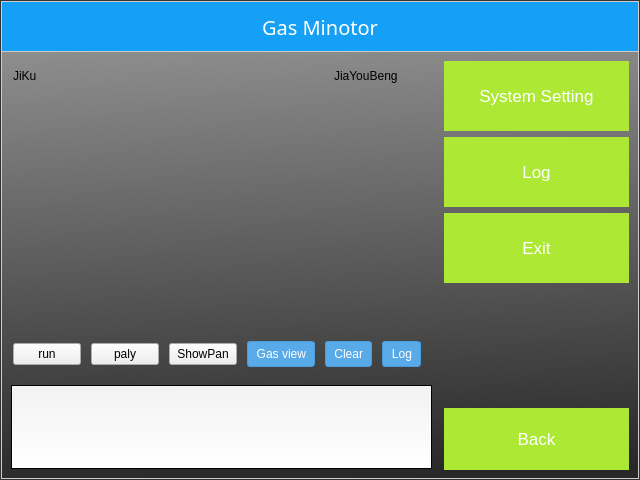
First picture: the form in form/mainform.ui, repository kyyblabla/gas_check, before the edit.
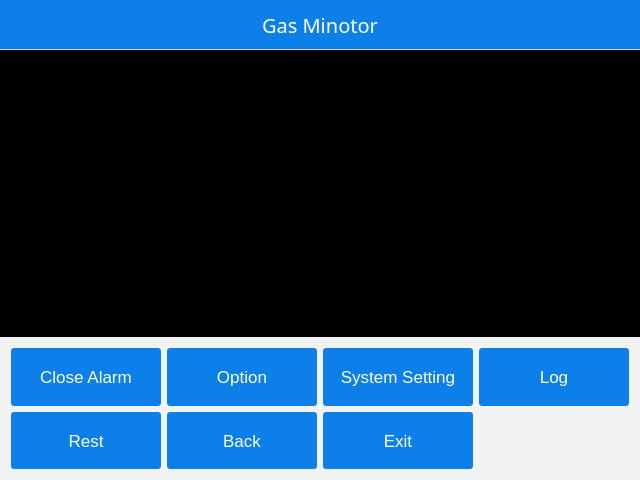
Second picture: the form after the edit. The open tabs and pages were chosen to show the change.

What changed in the file:
```diff
--- a/form/mainform.ui
+++ b/form/mainform.ui
@@ -21,32 +21,27 @@
   </property>
   <property name="styleSheet">
    <string notr="true">QWidget#MainForm{
-    background-color:#333;
 	 
+	background-color: rgb(0,0,0) ;
 }
+
 *{
 	font: 9pt &quot;微软雅黑&quot;;
 }
 </string>
   </property>
-  <layout class="QVBoxLayout" name="verticalLayout_9">
+  <layout class="QHBoxLayout" name="horizontalLayout_8">
    <property name="spacing">
     <number>0</number>
    </property>
    <property name="margin">
-    <number>1</number>
+    <number>0</number>
    </property>
    <item>
     <widget class="QWidget" name="widget_12" native="true">
      <property name="styleSheet">
       <string notr="true">QWidget#widget_12{
-    background-color:#646464;
-	
-	background-color: qlineargradient(spread:pad, x1:0.517, y1:0, x2:0.54, y2:1, stop:0 rgba(40, 40, 40, 255), stop:1 rgba(82, 82, 82, 255));
-	background-color: qlineargradient(spread:pad, x1:0.545, y1:1, x2:0.484, y2:0, stop:0 rgba(40, 40, 40, 255), stop:1 rgba(150, 150, 150, 255));
-	border-width:1px;
-    border-color:#ccc;
-    border-style:solid;
+     
 
 }</string>
      </property>
@@ -55,7 +50,7 @@
        <number>0</number>
       </property>
       <property name="margin">
-       <number>1</number>
+       <number>0</number>
       </property>
       <item>
        <widget class="QWidget" name="widget_7" native="true">
@@ -73,7 +68,7 @@
         </property>
         <property name="styleSheet">
          <string notr="true">QWidget#widget_7{
-  background-color:#15A0F5;
+  background-color:#0C80E8;
   border-bottom:1px solid #ccc;
   
 }
@@ -128,37 +123,28 @@
        </widget>
       </item>
       <item>
-       <layout class="QHBoxLayout" name="horizontalLayout_3">
-        <property name="topMargin">
-         <number>0</number>
+       <widget class="QStackedWidget" name="stackedWidget">
+        <property name="sizePolicy">
+         <sizepolicy hsizetype="Preferred" vsizetype="Preferred">
+          <horstretch>0</horstretch>
+          <verstretch>0</verstretch>
+         </sizepolicy>
         </property>
-        <property name="rightMargin">
+        <property name="currentIndex">
          <number>0</number>
         </property>
-        <property name="bottomMargin">
-         <number>0</number>
-        </property>
-        <item>
-         <layout class="QVBoxLayout" name="verticalLayout_3" stretch="2,1">
-          <property name="spacing">
+        <widget class="QWidget" name="main_view">
+         <layout class="QHBoxLayout" name="horizontalLayout_9">
+          <property name="margin">
            <number>0</number>
           </property>
-          <property name="leftMargin">
-           <number>0</number>
-          </property>
-          <property name="topMargin">
-           <number>0</number>
-          </property>
-          <property name="rightMargin">
-           <number>0</number>
-          </property>
-          <property name="bottomMargin">
-           <number>9</number>
-          </property>
           <item>
-           <widget class="QWidget" name="widget" native="true">
-            <property name="styleSheet">
-             <string notr="true">QWidget#widget QLabel{
+           <widget class="QWidget" name="widget_con" native="true">
+            <layout class="QVBoxLayout" name="verticalLayout_2">
+             <item>
+              <widget class="QWidget" name="widget" native="true">
+               <property name="styleSheet">
+                <string notr="true">QWidget#widget QLabel{
     color:#FFF;
 }
 
@@ -180,77 +166,344 @@
  
 
 </string>
-            </property>
-            <layout class="QHBoxLayout" name="horizontalLayout_5" stretch="3,1">
-             <property name="spacing">
-              <number>0</number>
-             </property>
-             <property name="margin">
-              <number>0</number>
-             </property>
-             <item>
-              <widget class="QWidget" name="widget_8" native="true">
-               <property name="styleSheet">
-                <string notr="true"/>
                </property>
-               <layout class="QVBoxLayout" name="verticalLayout_4" stretch="1,9">
-                <item>
-                 <widget class="QLabel" name="label_12">
-                  <property name="text">
-                   <string>JiKu</string>
-                  </property>
-                  <property name="alignment">
-                   <set>Qt::AlignLeading|Qt::AlignLeft|Qt::AlignVCenter</set>
-                  </property>
-                 </widget>
-                </item>
-                <item>
-                 <widget class="QWidget" name="widget_5" native="true">
-                  <layout class="QHBoxLayout" name="horizontalLayout">
-                   <property name="spacing">
-                    <number>3</number>
-                   </property>
-                   <property name="margin">
-                    <number>0</number>
-                   </property>
-                  </layout>
-                 </widget>
-                </item>
-               </layout>
-              </widget>
-             </item>
-             <item>
-              <widget class="QWidget" name="widget_9" native="true">
-               <layout class="QVBoxLayout" name="verticalLayout_5" stretch="1,9">
-                <property name="leftMargin">
-                 <number>9</number>
+               <layout class="QHBoxLayout" name="horizontalLayout_5" stretch="3,1">
+                <property name="spacing">
+                 <number>0</number>
                 </property>
-                <property name="rightMargin">
-                 <number>9</number>
+                <property name="margin">
+                 <number>0</number>
                 </property>
                 <item>
-                 <widget class="QLabel" name="label_13">
-                  <property name="text">
-                   <string>JiaYouBeng</string>
-                  </property>
-                 </widget>
-                </item>
-                <item>
-                 <widget class="QWidget" name="widget_6" native="true">
+                 <widget class="QWidget" name="widget_8" native="true">
                   <property name="styleSheet">
                    <string notr="true"/>
                   </property>
-                  <layout class="QHBoxLayout" name="horizontalLayout_2">
-                   <property name="spacing">
-                    <number>0</number>
-                   </property>
-                   <property name="margin">
-                    <number>0</number>
-                   </property>
+                  <layout class="QVBoxLayout" name="verticalLayout_4" stretch="1,9">
+                   <item>
+                    <widget class="QLabel" name="label_12">
+                     <property name="text">
+                      <string>JiKu</string>
+                     </property>
+                     <property name="alignment">
+                      <set>Qt::AlignLeading|Qt::AlignLeft|Qt::AlignVCenter</set>
+                     </property>
+                    </widget>
+                   </item>
+                   <item>
+                    <widget class="QWidget" name="widget_5" native="true">
+                     <layout class="QHBoxLayout" name="horizontalLayout">
+                      <property name="spacing">
+                       <number>3</number>
+                      </property>
+                      <property name="margin">
+                       <number>0</number>
+                      </property>
+                     </layout>
+                    </widget>
+                   </item>
+                  </layout>
+                 </widget>
+                </item>
+                <item>
+                 <widget class="QWidget" name="widget_9" native="true">
+                  <layout class="QVBoxLayout" name="verticalLayout_5" stretch="1,9">
+                   <item>
+                    <widget class="QLabel" name="label_13">
+                     <property name="text">
+                      <string>JiaYouBeng</string>
+                     </property>
+                    </widget>
+                   </item>
+                   <item>
+                    <widget class="QWidget" name="widget_6" native="true">
+                     <property name="styleSheet">
+                      <string notr="true"/>
+                     </property>
+                     <layout class="QHBoxLayout" name="horizontalLayout_2">
+                      <property name="spacing">
+                       <number>0</number>
+                      </property>
+                      <property name="margin">
+                       <number>0</number>
+                      </property>
+                     </layout>
+                    </widget>
+                   </item>
                   </layout>
                  </widget>
                 </item>
                </layout>
+              </widget>
+             </item>
+             <item>
+              <spacer name="verticalSpacer_2">
+               <property name="orientation">
+                <enum>Qt::Vertical</enum>
+               </property>
+               <property name="sizeHint" stdset="0">
+                <size>
+                 <width>20</width>
+                 <height>191</height>
+                </size>
+               </property>
+              </spacer>
+             </item>
+            </layout>
+           </widget>
+          </item>
+         </layout>
+        </widget>
+        <widget class="QWidget" name="float_menu">
+         <property name="styleSheet">
+          <string notr="true">QWidget#widget_4{
+	
+	background-color: #F1F3F3;
+
+}</string>
+         </property>
+         <layout class="QVBoxLayout" name="verticalLayout_8" stretch="2,1">
+          <property name="margin">
+           <number>0</number>
+          </property>
+          <item>
+           <spacer name="verticalSpacer">
+            <property name="orientation">
+             <enum>Qt::Vertical</enum>
+            </property>
+            <property name="sizeHint" stdset="0">
+             <size>
+              <width>20</width>
+              <height>252</height>
+             </size>
+            </property>
+           </spacer>
+          </item>
+          <item>
+           <widget class="QWidget" name="widget_4" native="true">
+            <property name="styleSheet">
+             <string notr="true">QLabel{
+	color:#fff;
+	background-color:#0C80E8;
+	font-size:13pt;
+	border-radius:3px;
+}</string>
+            </property>
+            <layout class="QGridLayout" name="gridLayout_2">
+             <property name="horizontalSpacing">
+              <number>6</number>
+             </property>
+             <item row="0" column="0">
+              <widget class="QLabel" name="label_9">
+               <property name="enabled">
+                <bool>false</bool>
+               </property>
+               <property name="styleSheet">
+                <string notr="true"/>
+               </property>
+               <property name="text">
+                <string>Close Alarm</string>
+               </property>
+               <property name="textFormat">
+                <enum>Qt::AutoText</enum>
+               </property>
+               <property name="alignment">
+                <set>Qt::AlignCenter</set>
+               </property>
+               <property name="margin">
+                <number>5</number>
+               </property>
+              </widget>
+             </item>
+             <item row="0" column="1">
+              <widget class="QLabel" name="label_19">
+               <property name="enabled">
+                <bool>true</bool>
+               </property>
+               <property name="styleSheet">
+                <string notr="true"/>
+               </property>
+               <property name="text">
+                <string>Option</string>
+               </property>
+               <property name="alignment">
+                <set>Qt::AlignCenter</set>
+               </property>
+              </widget>
+             </item>
+             <item row="0" column="2">
+              <widget class="QLabel" name="label_16">
+               <property name="enabled">
+                <bool>false</bool>
+               </property>
+               <property name="styleSheet">
+                <string notr="true"/>
+               </property>
+               <property name="text">
+                <string>System Setting</string>
+               </property>
+               <property name="textFormat">
+                <enum>Qt::AutoText</enum>
+               </property>
+               <property name="alignment">
+                <set>Qt::AlignCenter</set>
+               </property>
+               <property name="margin">
+                <number>5</number>
+               </property>
+              </widget>
+             </item>
+             <item row="0" column="3">
+              <widget class="QLabel" name="label_17">
+               <property name="enabled">
+                <bool>false</bool>
+               </property>
+               <property name="minimumSize">
+                <size>
+                 <width>0</width>
+                 <height>0</height>
+                </size>
+               </property>
+               <property name="styleSheet">
+                <string notr="true"/>
+               </property>
+               <property name="text">
+                <string>Log</string>
+               </property>
+               <property name="textFormat">
+                <enum>Qt::AutoText</enum>
+               </property>
+               <property name="alignment">
+                <set>Qt::AlignCenter</set>
+               </property>
+               <property name="margin">
+                <number>5</number>
+               </property>
+              </widget>
+             </item>
+             <item row="1" column="0">
+              <widget class="QLabel" name="label_10">
+               <property name="enabled">
+                <bool>true</bool>
+               </property>
+               <property name="minimumSize">
+                <size>
+                 <width>0</width>
+                 <height>0</height>
+                </size>
+               </property>
+               <property name="styleSheet">
+                <string notr="true"/>
+               </property>
+               <property name="text">
+                <string>Rest</string>
+               </property>
+               <property name="alignment">
+                <set>Qt::AlignCenter</set>
+               </property>
+              </widget>
+             </item>
+             <item row="1" column="1">
+              <widget class="QLabel" name="label_20">
+               <property name="enabled">
+                <bool>false</bool>
+               </property>
+               <property name="styleSheet">
+                <string notr="true"/>
+               </property>
+               <property name="text">
+                <string>Back</string>
+               </property>
+               <property name="textFormat">
+                <enum>Qt::AutoText</enum>
+               </property>
+               <property name="alignment">
+                <set>Qt::AlignCenter</set>
+               </property>
+               <property name="margin">
+                <number>5</number>
+               </property>
+              </widget>
+             </item>
+             <item row="1" column="2">
+              <widget class="QLabel" name="label_18">
+               <property name="enabled">
+                <bool>false</bool>
+               </property>
+               <property name="minimumSize">
+                <size>
+                 <width>0</width>
+                 <height>0</height>
+                </size>
+               </property>
+               <property name="styleSheet">
+                <string notr="true"/>
+               </property>
+               <property name="text">
+                <string>Exit</string>
+               </property>
+               <property name="textFormat">
+                <enum>Qt::AutoText</enum>
+               </property>
+               <property name="alignment">
+                <set>Qt::AlignCenter</set>
+               </property>
+               <property name="margin">
+                <number>5</number>
+               </property>
+              </widget>
+             </item>
+            </layout>
+           </widget>
+          </item>
+         </layout>
+        </widget>
+        <widget class="QWidget" name="page">
+         <layout class="QVBoxLayout" name="verticalLayout">
+          <property name="margin">
+           <number>0</number>
+          </property>
+          <item>
+           <widget class="QWidget" name="widget_11" native="true">
+            <layout class="QHBoxLayout" name="horizontalLayout_3">
+             <item>
+              <widget class="QTextEdit" name="textEdit">
+               <property name="sizePolicy">
+                <sizepolicy hsizetype="Preferred" vsizetype="Fixed">
+                 <horstretch>0</horstretch>
+                 <verstretch>0</verstretch>
+                </sizepolicy>
+               </property>
+               <property name="minimumSize">
+                <size>
+                 <width>0</width>
+                 <height>0</height>
+                </size>
+               </property>
+               <property name="styleSheet">
+                <string notr="true">QTextEdit#textEdit{
+	background-color: qlineargradient(spread:pad, x1:0.489, y1:0, x2:0.488, y2:1, stop:0 rgba(242, 242, 242, 255), stop:1 rgba(255, 255, 255, 255));
+	padding:0px;
+}</string>
+               </property>
+               <property name="html">
+                <string>&lt;!DOCTYPE HTML PUBLIC &quot;-//W3C//DTD HTML 4.0//EN&quot; &quot;http://www.w3.org/TR/REC-html40/strict.dtd&quot;&gt;
+&lt;html&gt;&lt;head&gt;&lt;meta name=&quot;qrichtext&quot; content=&quot;1&quot; /&gt;&lt;style type=&quot;text/css&quot;&gt;
+p, li { white-space: pre-wrap; }
+&lt;/style&gt;&lt;/head&gt;&lt;body style=&quot; font-family:'微软雅黑'; font-size:9pt; font-weight:400; font-style:normal;&quot;&gt;
+&lt;p style=&quot;-qt-paragraph-type:empty; margin-top:0px; margin-bottom:0px; margin-left:0px; margin-right:0px; -qt-block-indent:0; text-indent:0px;&quot;&gt;&lt;br /&gt;&lt;/p&gt;&lt;/body&gt;&lt;/html&gt;</string>
+               </property>
+              </widget>
+             </item>
+             <item>
+              <widget class="QWidget" name="widget_2" native="true">
+               <property name="styleSheet">
+                <string notr="true">QWidget#widget_2 .QLabel:hover{
+   border-color:#ccc; 
+   border-width:1px;
+   border-style:solid;
+}</string>
+               </property>
               </widget>
              </item>
             </layout>
@@ -376,373 +629,12 @@
                </layout>
               </widget>
              </item>
-             <item>
-              <widget class="QWidget" name="widget_11" native="true">
-               <layout class="QVBoxLayout" name="verticalLayout">
-                <property name="spacing">
-                 <number>0</number>
-                </property>
-                <property name="leftMargin">
-                 <number>9</number>
-                </property>
-                <property name="topMargin">
-                 <number>0</number>
-                </property>
-                <property name="rightMargin">
-                 <number>0</number>
-                </property>
-                <property name="bottomMargin">
-                 <number>0</number>
-                </property>
-                <item>
-                 <widget class="QTextEdit" name="textEdit">
-                  <property name="sizePolicy">
-                   <sizepolicy hsizetype="Preferred" vsizetype="Fixed">
-                    <horstretch>0</horstretch>
-                    <verstretch>0</verstretch>
-                   </sizepolicy>
-                  </property>
-                  <property name="minimumSize">
-                   <size>
-                    <width>0</width>
-                    <height>0</height>
-                   </size>
-                  </property>
-                  <property name="styleSheet">
-                   <string notr="true">QTextEdit#textEdit{
-	background-color: qlineargradient(spread:pad, x1:0.489, y1:0, x2:0.488, y2:1, stop:0 rgba(242, 242, 242, 255), stop:1 rgba(255, 255, 255, 255));
-	padding:0px;
-}</string>
-                  </property>
-                  <property name="html">
-                   <string>&lt;!DOCTYPE HTML PUBLIC &quot;-//W3C//DTD HTML 4.0//EN&quot; &quot;http://www.w3.org/TR/REC-html40/strict.dtd&quot;&gt;
-&lt;html&gt;&lt;head&gt;&lt;meta name=&quot;qrichtext&quot; content=&quot;1&quot; /&gt;&lt;style type=&quot;text/css&quot;&gt;
-p, li { white-space: pre-wrap; }
-&lt;/style&gt;&lt;/head&gt;&lt;body style=&quot; font-family:'微软雅黑'; font-size:9pt; font-weight:400; font-style:normal;&quot;&gt;
-&lt;p style=&quot;-qt-paragraph-type:empty; margin-top:0px; margin-bottom:0px; margin-left:0px; margin-right:0px; -qt-block-indent:0; text-indent:0px;&quot;&gt;&lt;br /&gt;&lt;/p&gt;&lt;/body&gt;&lt;/html&gt;</string>
-                  </property>
-                 </widget>
-                </item>
-               </layout>
-              </widget>
-             </item>
             </layout>
            </widget>
           </item>
          </layout>
-        </item>
-        <item>
-         <widget class="QStackedWidget" name="stackedWidget_4">
-          <property name="sizePolicy">
-           <sizepolicy hsizetype="Fixed" vsizetype="Preferred">
-            <horstretch>0</horstretch>
-            <verstretch>0</verstretch>
-           </sizepolicy>
-          </property>
-          <property name="minimumSize">
-           <size>
-            <width>200</width>
-            <height>0</height>
-           </size>
-          </property>
-          <property name="styleSheet">
-           <string notr="true">QWidget#stackedWidget_4Page1,QWidget#page_3{
-   	background:none;
-}
-
-QLabel#label_9,QLabel#label_10,QLabel#label_16,QLabel#label_17,QLabel#label_18,QLabel#label_19,QLabel#label_20{
-     color:#fff;
-	 background-color:#ACE834;
-     font-size:13pt;
-}
-
-QLabel#label_9:hover,QLabel#label_10:hover,QLabel#label_16:hover,QLabel#label_17:hover,QLabel#label_18:hover,QLabel#label_19:hover,QLabel#label_20:hover{
-    background-color: rgb(171, 231, 0);
-}
-
-
-QLabel#label_9{  
-	  
-}
-
-QLabel#label_19,QLabel#label_20{  
-	 margin-bottom:8px;
-      
-}</string>
-          </property>
-          <property name="currentIndex">
-           <number>0</number>
-          </property>
-          <widget class="QWidget" name="stackedWidget_4Page1">
-           <layout class="QVBoxLayout" name="verticalLayout_8">
-            <property name="leftMargin">
-             <number>7</number>
-            </property>
-            <property name="topMargin">
-             <number>0</number>
-            </property>
-            <property name="rightMargin">
-             <number>9</number>
-            </property>
-            <property name="bottomMargin">
-             <number>0</number>
-            </property>
-            <item>
-             <widget class="QWidget" name="widget_2" native="true">
-              <property name="styleSheet">
-               <string notr="true">QWidget#widget_2 .QLabel:hover{
-   border-color:#ccc; 
-   border-width:1px;
-   border-style:solid;
-}</string>
-              </property>
-              <layout class="QHBoxLayout" name="horizontalLayout_7">
-               <property name="spacing">
-                <number>0</number>
-               </property>
-               <property name="margin">
-                <number>0</number>
-               </property>
-              </layout>
-             </widget>
-            </item>
-            <item>
-             <spacer name="verticalSpacer">
-              <property name="orientation">
-               <enum>Qt::Vertical</enum>
-              </property>
-              <property name="sizeHint" stdset="0">
-               <size>
-                <width>20</width>
-                <height>187</height>
-               </size>
-              </property>
-             </spacer>
-            </item>
-            <item>
-             <widget class="QLabel" name="label_9">
-              <property name="enabled">
-               <bool>false</bool>
-              </property>
-              <property name="minimumSize">
-               <size>
-                <width>0</width>
-                <height>70</height>
-               </size>
-              </property>
-              <property name="styleSheet">
-               <string notr="true"/>
-              </property>
-              <property name="text">
-               <string>Close Alarm</string>
-              </property>
-              <property name="textFormat">
-               <enum>Qt::AutoText</enum>
-              </property>
-              <property name="alignment">
-               <set>Qt::AlignCenter</set>
-              </property>
-              <property name="margin">
-               <number>5</number>
-              </property>
-             </widget>
-            </item>
-            <item>
-             <widget class="QLabel" name="label_10">
-              <property name="enabled">
-               <bool>true</bool>
-              </property>
-              <property name="minimumSize">
-               <size>
-                <width>0</width>
-                <height>70</height>
-               </size>
-              </property>
-              <property name="styleSheet">
-               <string notr="true"/>
-              </property>
-              <property name="text">
-               <string>Rest</string>
-              </property>
-              <property name="alignment">
-               <set>Qt::AlignCenter</set>
-              </property>
-             </widget>
-            </item>
-            <item>
-             <widget class="QLabel" name="label_19">
-              <property name="enabled">
-               <bool>true</bool>
-              </property>
-              <property name="minimumSize">
-               <size>
-                <width>0</width>
-                <height>70</height>
-               </size>
-              </property>
-              <property name="styleSheet">
-               <string notr="true"/>
-              </property>
-              <property name="text">
-               <string>Option</string>
-              </property>
-              <property name="alignment">
-               <set>Qt::AlignCenter</set>
-              </property>
-             </widget>
-            </item>
-           </layout>
-          </widget>
-          <widget class="QWidget" name="page_3">
-           <property name="styleSheet">
-            <string notr="true"/>
-           </property>
-           <layout class="QVBoxLayout" name="verticalLayout_11">
-            <property name="spacing">
-             <number>6</number>
-            </property>
-            <property name="leftMargin">
-             <number>6</number>
-            </property>
-            <property name="topMargin">
-             <number>9</number>
-            </property>
-            <property name="rightMargin">
-             <number>9</number>
-            </property>
-            <property name="bottomMargin">
-             <number>0</number>
-            </property>
-            <item>
-             <widget class="QLabel" name="label_16">
-              <property name="enabled">
-               <bool>false</bool>
-              </property>
-              <property name="minimumSize">
-               <size>
-                <width>0</width>
-                <height>70</height>
-               </size>
-              </property>
-              <property name="styleSheet">
-               <string notr="true"/>
-              </property>
-              <property name="text">
-               <string>System Setting</string>
-              </property>
-              <property name="textFormat">
-               <enum>Qt::AutoText</enum>
-              </property>
-              <property name="alignment">
-               <set>Qt::AlignCenter</set>
-              </property>
-              <property name="margin">
-               <number>5</number>
-              </property>
-             </widget>
-            </item>
-            <item>
-             <widget class="QLabel" name="label_17">
-              <property name="enabled">
-               <bool>false</bool>
-              </property>
-              <property name="minimumSize">
-               <size>
-                <width>0</width>
-                <height>70</height>
-               </size>
-              </property>
-              <property name="styleSheet">
-               <string notr="true"/>
-              </property>
-              <property name="text">
-               <string>Log</string>
-              </property>
-              <property name="textFormat">
-               <enum>Qt::AutoText</enum>
-              </property>
-              <property name="alignment">
-               <set>Qt::AlignCenter</set>
-              </property>
-              <property name="margin">
-               <number>5</number>
-              </property>
-             </widget>
-            </item>
-            <item>
-             <widget class="QLabel" name="label_18">
-              <property name="enabled">
-               <bool>false</bool>
-              </property>
-              <property name="minimumSize">
-               <size>
-                <width>0</width>
-                <height>70</height>
-               </size>
-              </property>
-              <property name="styleSheet">
-               <string notr="true"/>
-              </property>
-              <property name="text">
-               <string>Exit</string>
-              </property>
-              <property name="textFormat">
-               <enum>Qt::AutoText</enum>
-              </property>
-              <property name="alignment">
-               <set>Qt::AlignCenter</set>
-              </property>
-              <property name="margin">
-               <number>5</number>
-              </property>
-             </widget>
-            </item>
-            <item>
-             <spacer name="verticalSpacer_2">
-              <property name="orientation">
-               <enum>Qt::Vertical</enum>
-              </property>
-              <property name="sizeHint" stdset="0">
-               <size>
-                <width>20</width>
-                <height>40</height>
-               </size>
-              </property>
-             </spacer>
-            </item>
-            <item>
-             <widget class="QLabel" name="label_20">
-              <property name="enabled">
-               <bool>false</bool>
-              </property>
-              <property name="minimumSize">
-               <size>
-                <width>0</width>
-                <height>70</height>
-               </size>
-              </property>
-              <property name="styleSheet">
-               <string notr="true"/>
-              </property>
-              <property name="text">
-               <string>Back</string>
-              </property>
-              <property name="textFormat">
-               <enum>Qt::AutoText</enum>
-              </property>
-              <property name="alignment">
-               <set>Qt::AlignCenter</set>
-              </property>
-              <property name="margin">
-               <number>5</number>
-              </property>
-             </widget>
-            </item>
-           </layout>
-          </widget>
-         </widget>
-        </item>
-       </layout>
+        </widget>
+       </widget>
       </item>
      </layout>
     </widget>
```
